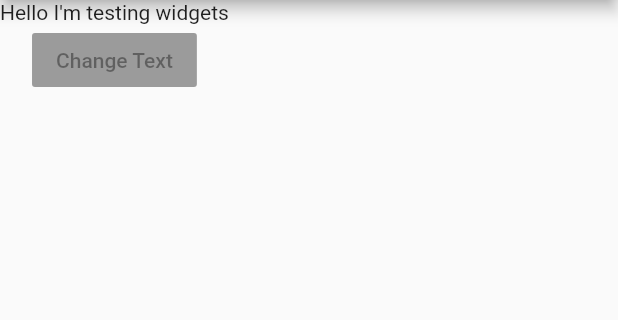
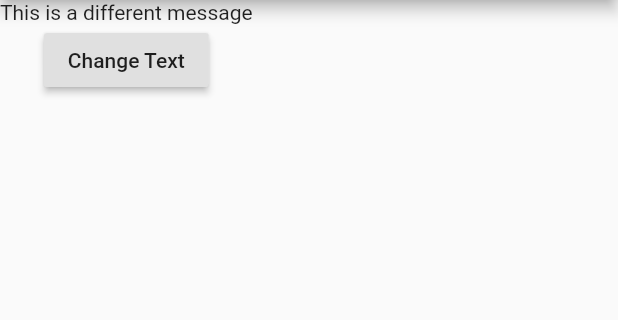
Before and after one commit to thabopali/widget-basics, a Flutter app: the screen it shows after launch, on a phone screen of 412 x 824 dp, the part 84-404 px from its top. Run offline on Flutter 3.47's test engine with Material 2 defaults, Android fonts, the phone set to English and light mode, and no system bars.

Commit message:
Changed displayed text dynamically

```diff
--- a/lib/main.dart
+++ b/lib/main.dart
@@ -10,6 +10,22 @@ class MyApp extends StatefulWidget {
 }
 
 class _MyAppState extends State<MyApp> {
+  var _messageIndex = 0;
+  final _messages = const [
+    'This is a different message',
+    'Showing this message because I was clicked',
+    'One of the messages to display',
+    'This is the last message to be added here',
+  ];
+
+  void _changeMessages(){
+    setState(() {
+      _messageIndex += 1;
+      print('Index is increment: ');
+      print( _messageIndex);
+    });
+  }
+
   @override
   Widget build(BuildContext context) {
     return MaterialApp(
@@ -17,12 +33,15 @@ class _MyAppState extends State<MyApp> {
       appBar: AppBar(
         title: Text('Widget Basics'),
       ),
-      body: Column(
+      body: _messageIndex < _messages.length ? Column(
         children: <Widget>[
-          Text('Hello I\'m testing widgets'),
-          RaisedButton(child: Text('Change Text'), onPressed: null,)
+          Text(_messages[_messageIndex]),
+          RaisedButton(
+            child: Text('Change Text'),
+            onPressed: _changeMessages,
+          )
         ],
-      ),
+      ): Text('Stop clicking the button now!'),
     ));
   }
 }
```
